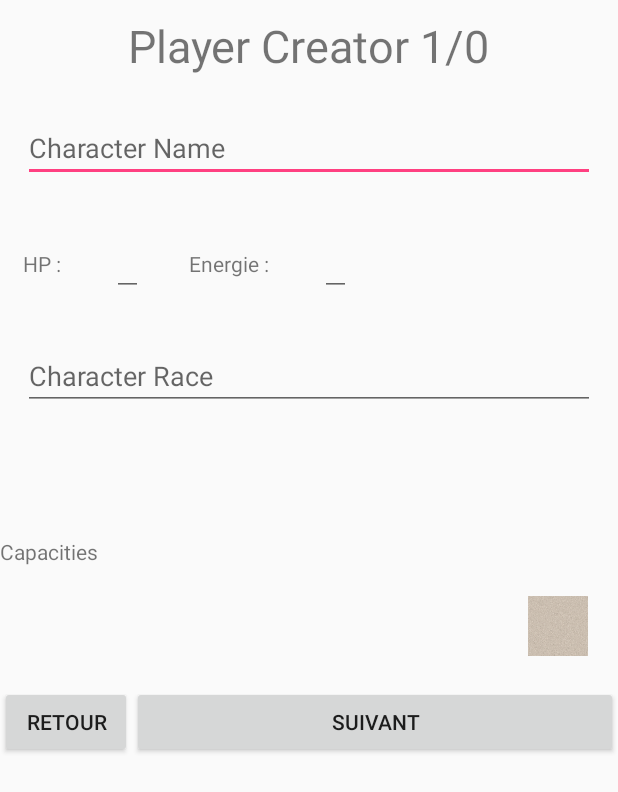
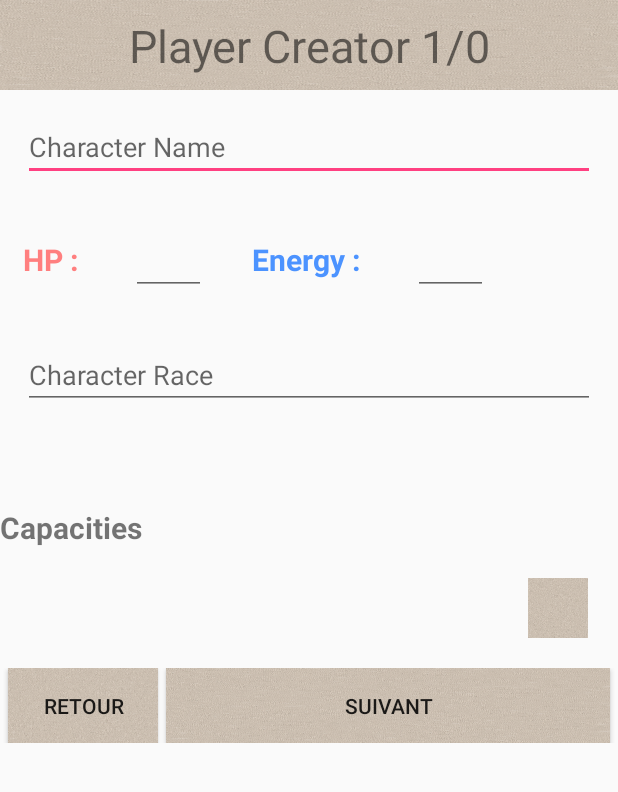
Before and after one commit to lucasporlier/PJS4, an Android app: the PlayerFileCreationActivity screen opened directly, with no data from a screen before it, on a phone screen of 412 x 824 dp. Shown: the top 792 px of the screen. Run offline under Robolectric (Android 15) with nearby library versions, the phone set to English and light mode, and no system bars; 7 statements that could not run were skipped.

Commit message:
Design player_file_creation_layout.xml

```diff
--- a/app/src/main/res/layout/player_file_creation_layout.xml
+++ b/app/src/main/res/layout/player_file_creation_layout.xml
@@ -15,18 +15,22 @@
 
             <TextView
                 android:layout_width = "wrap_content"
-                android:layout_height = "wrap_content"
+                android:layout_height = "60dp"
                 android:layout_gravity = "center"
-                android:layout_margin = "@dimen/margin_title"
+                android:padding="10dp"
                 android:text = "@string/player_creator"
                 android:textSize = "@dimen/title_size"
-                android:id="@+id/Text_Title" />
+                android:id="@+id/Text_Title"
+                android:textAlignment="center"
+                android:background="@drawable/backgroung1"/>
+
             <EditText
                 android:layout_width = "match_parent"
                 android:layout_height = "wrap_content"
                 android:layout_margin = "@dimen/edit_text_matchparent_margin"
                 android:hint = "@string/caractere_name"
-                android:id="@+id/ET_nomPerso" />
+                android:id="@+id/ET_nomPerso"
+                android:inputType="textPersonName|textCapWords"/>
 
             <LinearLayout
                 android:layout_width="match_parent"
@@ -36,9 +40,12 @@
                     android:layout_width="wrap_content"
                     android:layout_height="wrap_content"
                     android:layout_margin = "@dimen/edit_text_matchparent_margin"
-                    android:text="HP : "/>
+                    android:text="HP : "
+                    android:textColor="#FF7F7F"
+                    android:textSize="20dp"
+                    android:textStyle="bold"/>
                 <EditText
-                    android:layout_width = "wrap_content"
+                    android:layout_width = "50dp"
                     android:layout_height = "wrap_content"
                     android:layout_margin = "@dimen/edit_text_matchparent_margin"
                     android:inputType="number"
@@ -47,9 +54,12 @@
                     android:layout_width="wrap_content"
                     android:layout_height="wrap_content"
                     android:layout_margin = "@dimen/edit_text_matchparent_margin"
-                    android:text="Energie : "/>
+                    android:text="Energy : "
+                    android:textColor="#4C93FF"
+                    android:textSize="20dp"
+                    android:textStyle="bold"/>
                 <EditText
-                    android:layout_width = "wrap_content"
+                    android:layout_width = "50dp"
                     android:layout_height = "wrap_content"
                     android:layout_margin = "@dimen/edit_text_matchparent_margin"
                     android:inputType="number"
@@ -61,7 +71,8 @@
                 android:layout_height = "wrap_content"
                 android:layout_margin = "@dimen/edit_text_matchparent_margin"
                 android:hint = "@string/caractere_race"
-                android:id="@+id/ET_racePerso" />
+                android:id="@+id/ET_racePerso"
+                android:inputType="textPersonName|textCapWords"/>
 
             <TableLayout
                 android:id="@+id/table_caracteristics"
@@ -74,7 +85,7 @@
                 <TableRow
                     android:id="@+id/table_row_caracteristics_name">
 
-                    <TextView/>
+
 
                 </TableRow>
 
@@ -91,7 +102,9 @@
             <TextView
                 android:layout_width = "match_parent"
                 android:layout_height = "wrap_content"
-                android:text = "@string/capacities"/>
+                android:text = "@string/capacities"
+                android:textStyle="bold"
+                android:textSize="20dp"/>
 
             <TableLayout
                 android:id = "@+id/capacitiesTable"
@@ -129,18 +142,23 @@
                 <TableRow>
 
                     <Button
-                        android:layout_width="wrap_content"
-                        android:layout_height="wrap_content"
+                        android:layout_width="100dp"
+                        android:layout_height="50dp"
+                        android:layout_marginLeft="5dp"
+                        android:layout_marginRight="5dp"
                         android:text="@string/retour"
                         android:id="@+id/btnRetour"
-                        android:onClick="retour"/>
+                        android:onClick="retour"
+                        android:background="@drawable/backgroung1"/>
 
                     <Button
-                        android:layout_width="wrap_content"
-                        android:layout_height="wrap_content"
+                        android:layout_width="100dp"
+                        android:layout_height="50dp"
+                        android:layout_marginEnd="5dp"
                         android:text="@string/suivant"
                         android:id="@+id/btnSuivant"
                         android:onClick="suivant"
+                        android:background="@drawable/backgroung1"
                         />
                 </TableRow>
 
```
